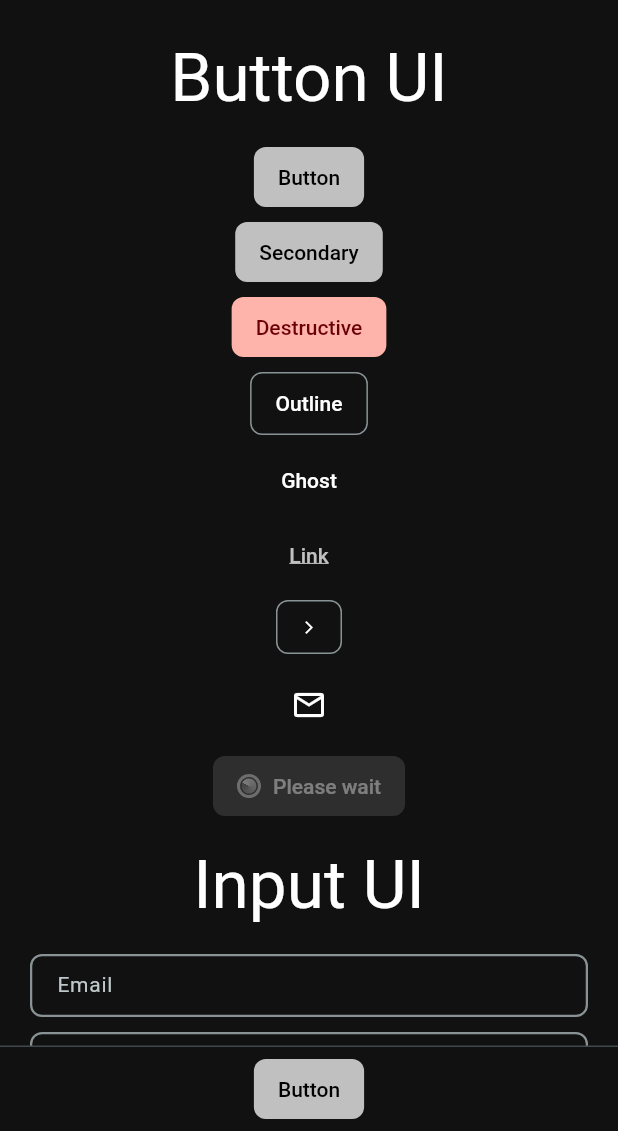
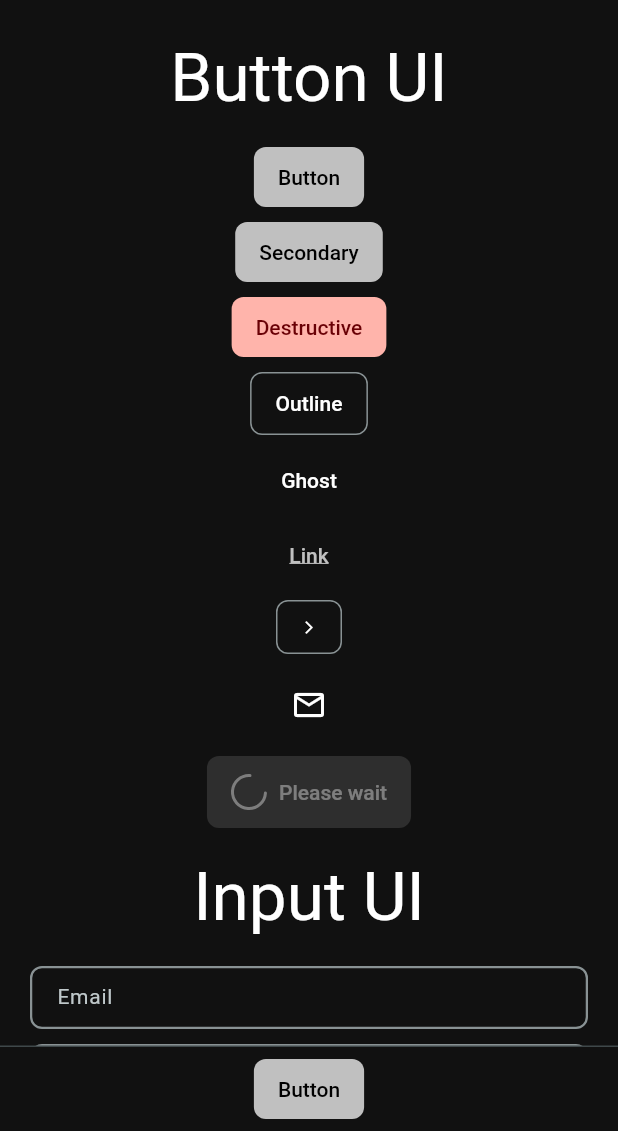
Before and after one commit to alpha-sow/alphasow-ui, a Flutter app: the screen it shows after launch, after a tap on "Button", on a phone screen of 412 x 824 dp, the part 105-1236 px from its top. Run offline on Flutter 3.47's test engine with Material 3 defaults, Android fonts, the phone set to English and light mode, and no system bars; our stand-ins replace flex_color_scheme.

Commit message:
feat: add loading circular

```diff
--- a/lib/src/button/button_ui.dart
+++ b/lib/src/button/button_ui.dart
@@ -157,7 +157,7 @@ class _ButtonState extends State<Button> {
           mainAxisAlignment: MainAxisAlignment.center,
           children: [
             if (widget.isLoading) ...[
-              LoadingSpinner(color: finalTextColor),
+              LoadingCircular(color: finalTextColor),
               const SizedBox(width: 8.0),
             ],
             DefaultTextStyle(
--- a/lib/src/loader/loader.dart
+++ b/lib/src/loader/loader.dart
@@ -1 +1,2 @@
+export 'loading_circular.dart';
 export 'loading_spinner.dart';
--- /dev/null
+++ b/lib/src/loader/loading_circular.dart
@@ -0,0 +1,112 @@
+import 'package:flutter/widgets.dart';
+import 'dart:math' as math;
+
+class LoadingCircular extends StatefulWidget {
+  const LoadingCircular({
+    super.key,
+    this.size,
+    required this.color,
+    this.strokeWidth = 2.0,
+  });
+
+  final double? size;
+  final Color color;
+  final double strokeWidth;
+
+  @override
+  State<LoadingCircular> createState() => _LoadingCircularState();
+}
+
+class _LoadingCircularState extends State<LoadingCircular>
+    with SingleTickerProviderStateMixin {
+  late AnimationController _controller;
+
+  @override
+  void initState() {
+    super.initState();
+    _controller = AnimationController(
+      duration: const Duration(milliseconds: 1000),
+      vsync: this,
+    )..repeat();
+  }
+
+  @override
+  void dispose() {
+    _controller.dispose();
+    super.dispose();
+  }
+
+  @override
+  Widget build(BuildContext context) {
+    return LayoutBuilder(
+      builder: (context, constraints) {
+        final double effectiveSize = widget.size ??
+            (constraints.hasBoundedWidth && constraints.hasBoundedHeight
+                ? (constraints.maxWidth < constraints.maxHeight
+                        ? constraints.maxWidth
+                        : constraints.maxHeight)
+                    .clamp(12.0, 48.0)
+                : 24.0);
+
+        return SizedBox(
+          width: effectiveSize,
+          height: effectiveSize,
+          child: AnimatedBuilder(
+            animation: _controller,
+            builder: (context, child) {
+              return CustomPaint(
+                painter: _CircularLoaderPainter(
+                  progress: _controller.value,
+                  color: widget.color,
+                  strokeWidth: widget.strokeWidth,
+                ),
+              );
+            },
+          ),
+        );
+      },
+    );
+  }
+}
+
+class _CircularLoaderPainter extends CustomPainter {
+  const _CircularLoaderPainter({
+    required this.progress,
+    required this.color,
+    required this.strokeWidth,
+  });
+
+  final double progress;
+  final Color color;
+  final double strokeWidth;
+
+  @override
+  void paint(Canvas canvas, Size size) {
+    final center = Offset(size.width / 2, size.height / 2);
+    final radius = (size.width - strokeWidth) / 2;
+
+    final paint = Paint()
+      ..color = color
+      ..strokeWidth = strokeWidth
+      ..style = PaintingStyle.stroke
+      ..strokeCap = StrokeCap.round;
+
+    final startAngle = -math.pi / 2 + (progress * 2 * math.pi);
+    const sweepAngle = math.pi * 1.5;
+
+    canvas.drawArc(
+      Rect.fromCircle(center: center, radius: radius),
+      startAngle,
+      sweepAngle,
+      false,
+      paint,
+    );
+  }
+
+  @override
+  bool shouldRepaint(_CircularLoaderPainter oldDelegate) {
+    return oldDelegate.progress != progress ||
+        oldDelegate.color != color ||
+        oldDelegate.strokeWidth != strokeWidth;
+  }
+}
--- a/lib/src/loader/loading_spinner.dart
+++ b/lib/src/loader/loading_spinner.dart
@@ -1,9 +1,14 @@
 import 'package:flutter/material.dart';
 
 class LoadingSpinner extends StatefulWidget {
-  const LoadingSpinner({super.key, required this.color});
+  const LoadingSpinner({
+    super.key,
+    required this.color,
+    this.size,
+  });
 
   final Color color;
+  final double? size;
 
   @override
   State<LoadingSpinner> createState() => _LoadingSpinnerState();
@@ -30,26 +35,39 @@ class _LoadingSpinnerState extends State<LoadingSpinner>
 
   @override
   Widget build(BuildContext context) {
+    return LayoutBuilder(
+      builder: (context, constraints) {
+        // Determine the size based on available space or explicit size
+        final double effectiveSize = widget.size ??
+            (constraints.hasBoundedWidth && constraints.hasBoundedHeight
+                ? (constraints.maxWidth < constraints.maxHeight
+                    ? constraints.maxWidth
+                    : constraints.maxHeight).clamp(12.0, 48.0)
+                : 16.0);
+
+        // Calculate stroke width based on size (responsive)
+        final double strokeWidth = (effectiveSize * 0.125).clamp(1.5, 4.0);
+
         return SizedBox(
-      width: 16,
-      height: 16,
+          width: effectiveSize,
+          height: effectiveSize,
           child: AnimatedBuilder(
             animation: _controller,
             builder: (context, child) {
               return Transform.rotate(
                 angle: _controller.value * 6.283185307179586, // 2 * pi
                 child: Container(
-              width: 16,
-              height: 16,
+                  width: effectiveSize,
+                  height: effectiveSize,
                   decoration: BoxDecoration(
                     shape: BoxShape.circle,
                     border: Border.all(
                       color: widget.color.withValues(alpha: 0.3),
-                  width: 2.0,
+                      width: strokeWidth,
                     ),
                   ),
                   child: Container(
-                margin: const EdgeInsets.all(1),
+                    margin: EdgeInsets.all(strokeWidth * 0.5),
                     decoration: BoxDecoration(
                       shape: BoxShape.circle,
                       gradient: SweepGradient(
@@ -66,5 +84,7 @@ class _LoadingSpinnerState extends State<LoadingSpinner>
             },
           ),
         );
+      },
+    );
   }
 }
```
Lines whose indentation alone changed are shown as unchanged.
